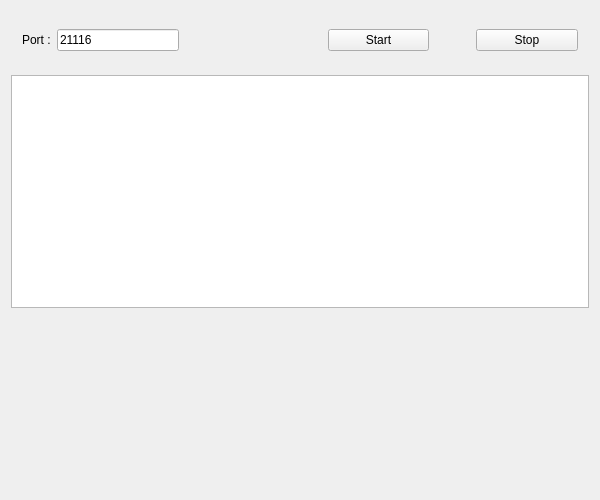
Old version of the form IDServer/IDServer.ui in the repository SwartzMss/SimpleRustDesk.
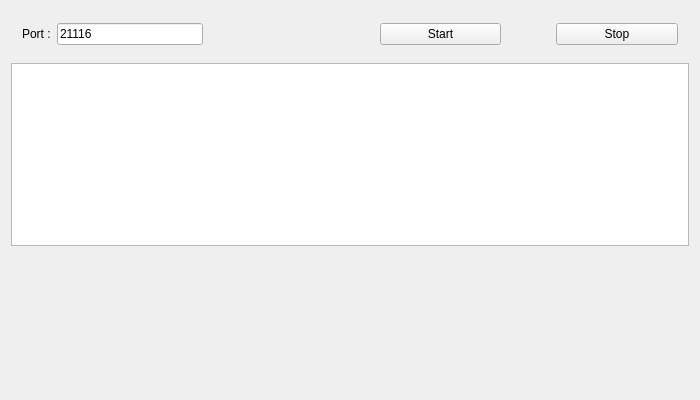
New version of the form.

The edit to the form file:
```diff
--- a/IDServer/IDServer.ui
+++ b/IDServer/IDServer.ui
@@ -6,20 +6,20 @@
    <rect>
     <x>0</x>
     <y>0</y>
-    <width>600</width>
-    <height>500</height>
+    <width>700</width>
+    <height>400</height>
    </rect>
   </property>
   <property name="minimumSize">
    <size>
-    <width>600</width>
-    <height>500</height>
+    <width>650</width>
+    <height>400</height>
    </size>
   </property>
   <property name="maximumSize">
    <size>
-    <width>600</width>
-    <height>500</height>
+    <width>700</width>
+    <height>400</height>
    </size>
   </property>
   <property name="windowTitle">
```
